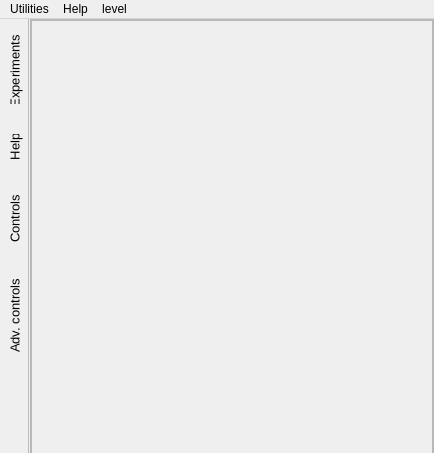
Qt form SEEL/templates/single_col_exp.ui (jithinbp/SEELablet) before a commit; both pictures show x 0 to 434 and y 0 to 453 of the 434 by 667 pixel window.
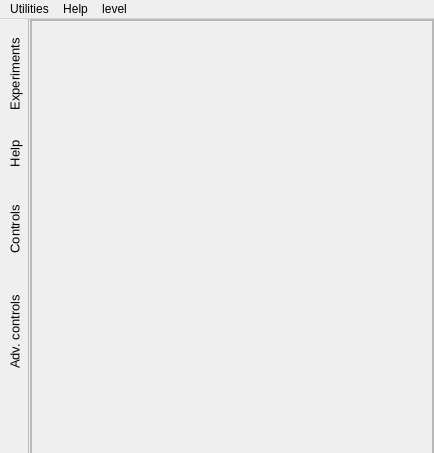
The same form after that commit. The open tabs and pages were chosen to show the change.

What changed in the file:
```diff
--- a/SEEL/templates/single_col_exp.ui
+++ b/SEEL/templates/single_col_exp.ui
@@ -144,6 +144,13 @@
     </property>
     <item>
      <widget class="QTabWidget" name="tabWidget">
+      <property name="font">
+       <font>
+        <pointsize>10</pointsize>
+        <weight>50</weight>
+        <bold>false</bold>
+       </font>
+      </property>
       <property name="tabPosition">
        <enum>QTabWidget::West</enum>
       </property>
```
Left out of the diff: 4 changed lines with no effect on the pictures.
